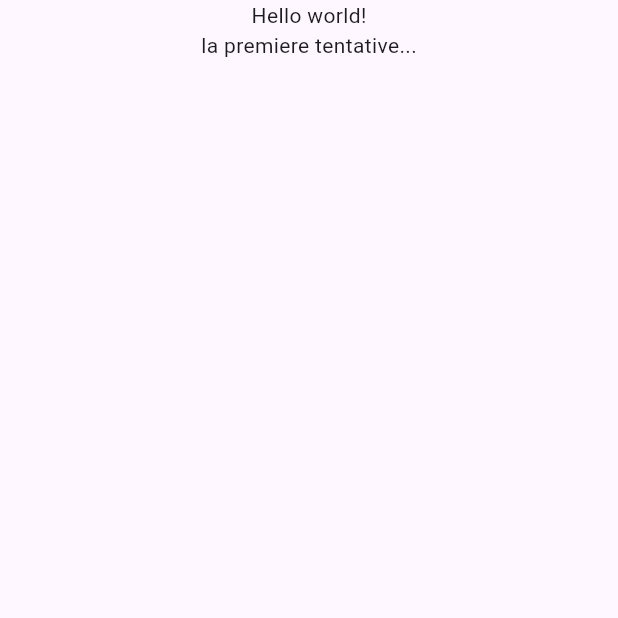
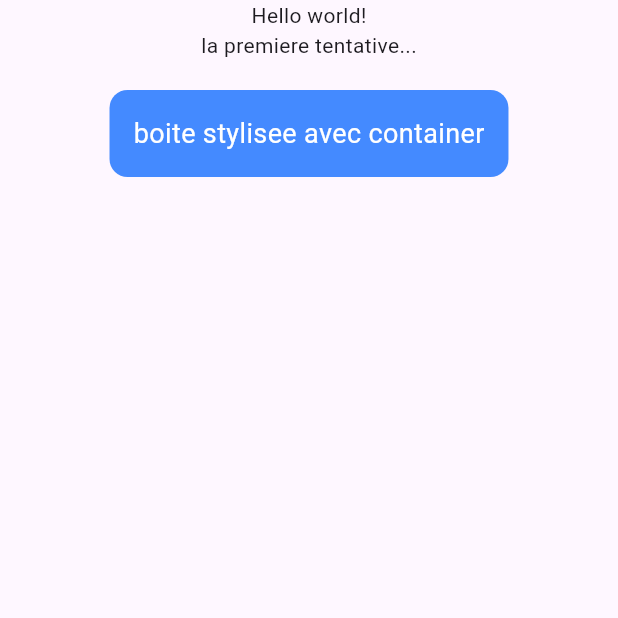
Before and after one commit to zakariadjellouli/flutter_app_widgets_base, a Flutter app: the screen it shows after launch, on a phone screen of 412 x 824 dp, the top half of it. Run offline on Flutter 3.47's test engine with Material 3 defaults, Android fonts, the phone set to English and light mode, and no system bars.

Commit message:
Etape 3 : question 1 -  Ajouter un container

```diff
--- a/lib/main.dart
+++ b/lib/main.dart
@@ -13,7 +13,22 @@ class MainApp extends StatelessWidget {
       home: Scaffold(
         body: Center(
           child: Column(
-            children: [Text('Hello world!'), Text('la premiere tentative...')],
+            children: [
+              Text('Hello world!'),
+              Text('la premiere tentative...'),
+              Container(
+                margin: EdgeInsets.all(20),
+                padding: EdgeInsets.all(16),
+                decoration: BoxDecoration(
+                  color: Colors.blueAccent,
+                  borderRadius: BorderRadius.circular(12),
+                ),
+                child: Text(
+                  'boite stylisee avec container',
+                  style: TextStyle(color: Colors.white, fontSize: 18),
+                ),
+              ),
+            ],
           ),
         ),
       ),
```
